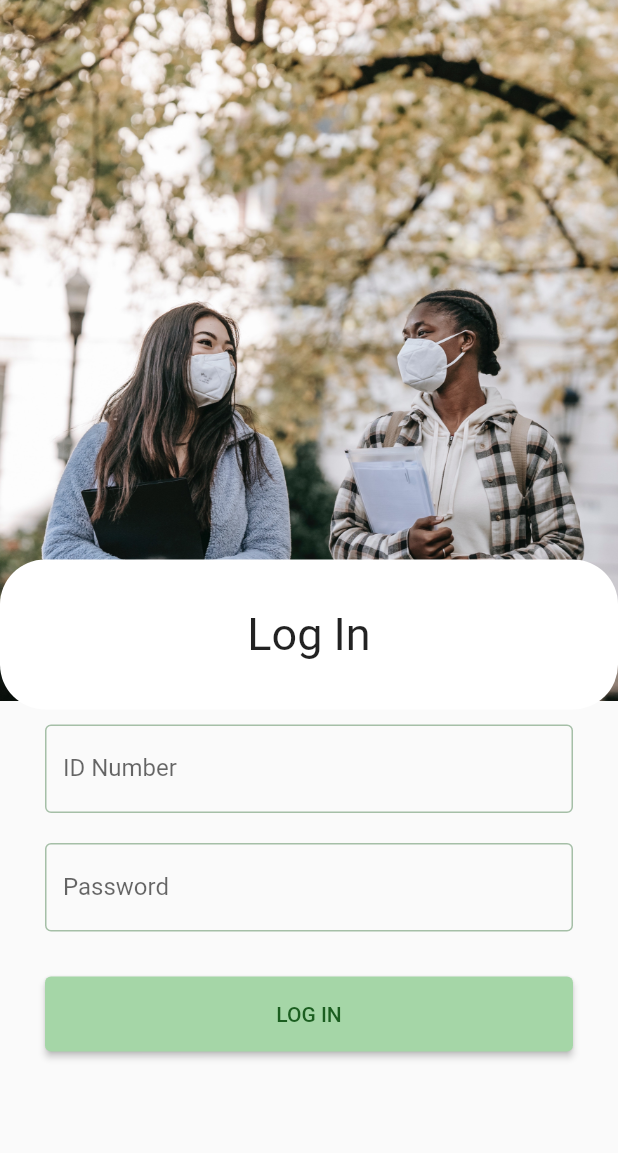
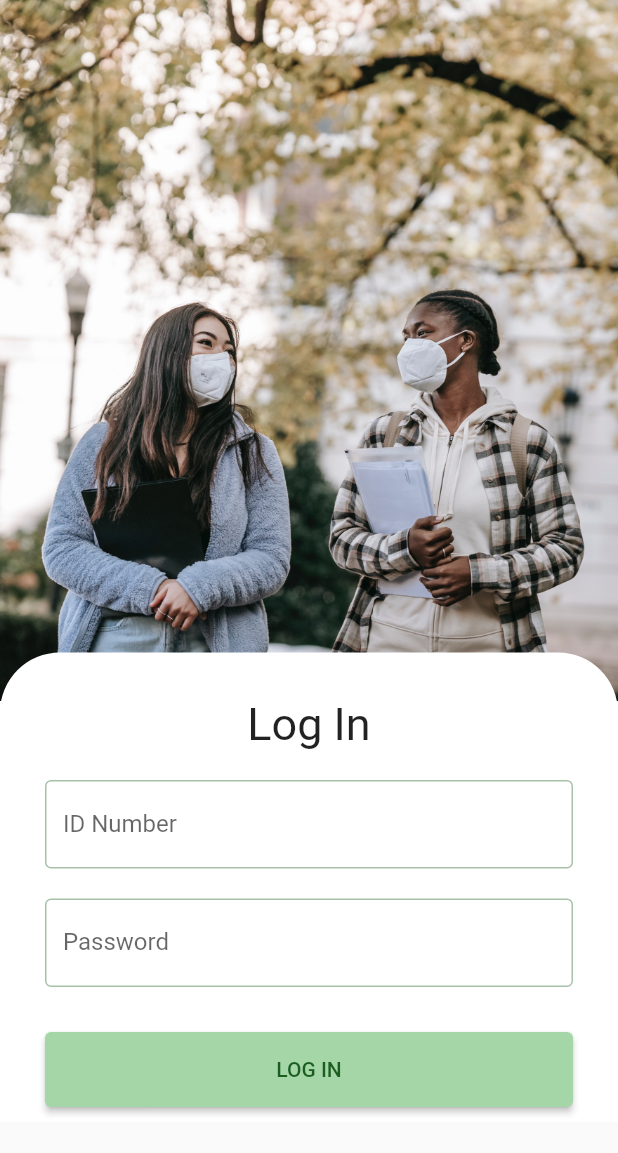
Before and after one commit to dianasupangan/ACTSafe_MobileApp, a Flutter app: the screen it shows after launch, after a tap on "LOG IN", on a phone screen of 412 x 824 dp. Shown: the top 1153 px of the screen. Run offline on Flutter 3.47's test engine with Material 2 defaults, Android fonts, the phone set to English and light mode, and no system bars; our stand-ins replace qr_flutter; network calls fail.

Commit message:
Fix log in layout error

```diff
--- a/actsafe/lib/screen/contact/components/cinfo_form.dart
+++ b/actsafe/lib/screen/contact/components/cinfo_form.dart
@@ -128,7 +128,8 @@ class _ContactFormState extends State<ContactForm> {
     final userData = Provider.of<User>(context, listen: false);
 
     print('Submit');
-    var url = Uri.parse("http://127.0.0.1/http/contact-info.php");
+    var url = Uri.parse(
+        "https://actsafe-automatedcontacttracing.000webhostapp.com/contact-info.php");
     var response = await http.post(
       url,
       body: {
--- a/actsafe/lib/screen/healthdec/components/healthdec_form.dart
+++ b/actsafe/lib/screen/healthdec/components/healthdec_form.dart
@@ -175,7 +175,8 @@ class _HealthDecFormState extends State<HealthDecForm> {
     print('Submit');
     //access provider
     final userData = Provider.of<User>(context, listen: false);
-    var url = Uri.parse("http://127.0.0.1/http/health-declaration.php");
+    var url = Uri.parse(
+        "https://actsafe-automatedcontacttracing.000webhostapp.com/health-declaration.php");
     var response = await http.post(
       url,
       body: {
--- a/actsafe/lib/screen/login/components/login_form.dart
+++ b/actsafe/lib/screen/login/components/login_form.dart
@@ -25,28 +25,33 @@ class _LogInFormState extends State<LogInForm> {
   @override
   Widget build(BuildContext context) {
     return Column(
-      mainAxisAlignment: MainAxisAlignment.center,
+      mainAxisAlignment: MainAxisAlignment.end,
       children: <Widget>[
         const Padding(
-          padding: EdgeInsets.fromLTRB(0, 250, 0, 0),
+          padding: EdgeInsets.fromLTRB(0, 425, 0, 0),
           child: SizedBox(
             height: 10,
             width: double.infinity,
           ),
         ),
         SizedBox(
-          height: 100,
           width: double.infinity,
           child: Container(
-            alignment: Alignment.center,
+            alignment: Alignment.bottomCenter,
             decoration: BoxDecoration(
               color: Colors.white,
-              borderRadius: BorderRadius.circular(30),
+              borderRadius: BorderRadius.only(
+                topRight: Radius.circular(40.0),
+                topLeft: Radius.circular(40.0),
               ),
+            ),
+            child: Column(
+              children: [
+                Padding(
+                  padding: const EdgeInsets.fromLTRB(0, 30, 0, 10),
                   child: const Text(
                     'Log In',
                     style: TextStyle(fontSize: 30, fontWeight: FontWeight.w400),
-            ),
                   ),
                 ),
                 Padding(
@@ -96,7 +101,11 @@ class _LogInFormState extends State<LogInForm> {
                     ),
                     child: const Text('LOG IN'),
                   ),
-        )
+                ),
+              ],
+            ),
+          ),
+        ),
       ],
     );
   }
@@ -106,7 +115,8 @@ class _LogInFormState extends State<LogInForm> {
 
     //access provider
     final userData = Provider.of<User>(context, listen: false);
-    var url = Uri.parse("http://127.0.0.1/http/login.php");
+    var url = Uri.parse(
+        "https://actsafe-automatedcontacttracing.000webhostapp.com/login.php");
     var response = await http.post(url, body: {
       "id_number": usernameController.text,
       "password": passwordController.text,
--- a/actsafe/lib/screen/login/login_screen.dart
+++ b/actsafe/lib/screen/login/login_screen.dart
@@ -13,18 +13,21 @@ class _LogInScreenState extends State<LogInScreen> {
 
   @override
   Widget build(BuildContext context) {
-    return const Scaffold(
+    return Scaffold(
       // appBar: AppBar(
       //   title: Text('ACTSafe'),
       // ),
-      body: DecoratedBox(
-        decoration: BoxDecoration(
-          image: DecorationImage(
-              image: AssetImage("assets/images/login_header.jpg"),
-              fit: BoxFit.fitWidth,
-              alignment: Alignment.topCenter),
+      body: SingleChildScrollView(
+        child: DecoratedBox(
+          decoration: BoxDecoration(
+            image: DecorationImage(
+                image: AssetImage("assets/images/login_header.jpg"),
+                fit: BoxFit.fitWidth,
+                alignment: Alignment.topCenter),
+          ),
+          child:
+              Container(alignment: Alignment.bottomCenter, child: LogInForm()),
         ),
-        child: LogInForm(),
       ),
     );
   }
```
Lines whose indentation alone changed are shown as unchanged.
